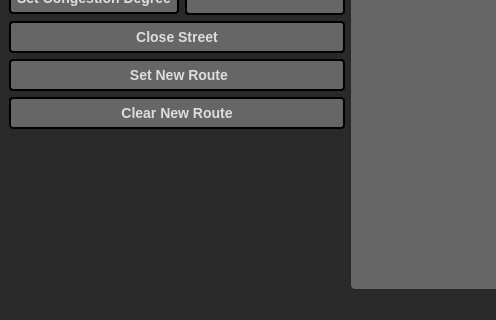
Above: src/mainwindow.ui from tomiju/ICP-BusTracker before the change; both pictures show x 0 to 496 and y 299 to 619 of the 821 by 619 pixel window. Below: the same form after it.
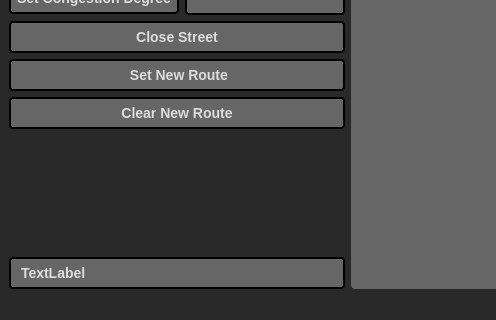
That is the form after the change.

Commit message: Running info

```diff
--- a/src/mainwindow.ui
+++ b/src/mainwindow.ui
@@ -296,6 +296,13 @@
         </property>
        </spacer>
       </item>
+      <item>
+       <widget class="QLabel" name="gifLabel">
+        <property name="text">
+         <string>TextLabel</string>
+        </property>
+       </widget>
+      </item>
      </layout>
     </item>
     <item>
```
The commit also changes 1 other file.
